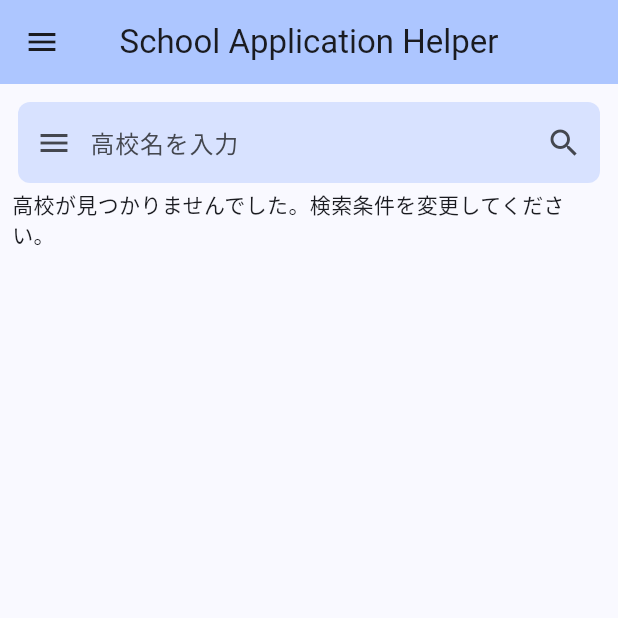
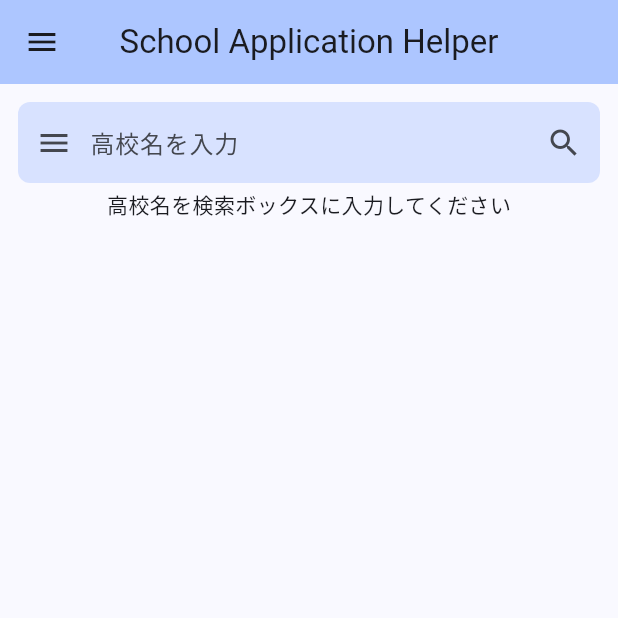
Before and after one commit to aurora1530/schoolApplicationHelper, a Flutter app: the screen it shows after launch, on a phone screen of 412 x 824 dp, the top half of it. Run offline on Flutter 3.47's test engine with Material 3 defaults, Android fonts, the phone set to English and light mode, and no system bars.

Commit message:
feat: 初回読み込み時の表示を改善

```diff
--- a/frontend/lib/widgets/search/search_result.dart
+++ b/frontend/lib/widgets/search/search_result.dart
@@ -190,12 +190,14 @@ class _SearchResultState extends State<SearchResult> {
                 fetchSchools: _fetchSchools,
               ),
             ),
-            _schoolCount > 0
-                ? Padding(
-                    padding: const EdgeInsets.all(8.0),
-                    child: Text('$_schoolCount件の高校が見つかりました'),
-                  )
-                : const Text('高校が見つかりませんでした。検索条件を変更してください。'),
+            _schools.isEmpty && _searchController.text == ''
+                ? Text('高校名を検索ボックスに入力してください')
+                : _schoolCount > 0
+                    ? Padding(
+                        padding: const EdgeInsets.all(8.0),
+                        child: Text('$_schoolCount件の高校が見つかりました'),
+                      )
+                    : const Text('高校が見つかりませんでした。検索条件を変更してください。'),
             _isLoading
                 ? const Expanded(
                     child: Center(child: CircularProgressIndicator()))
```
